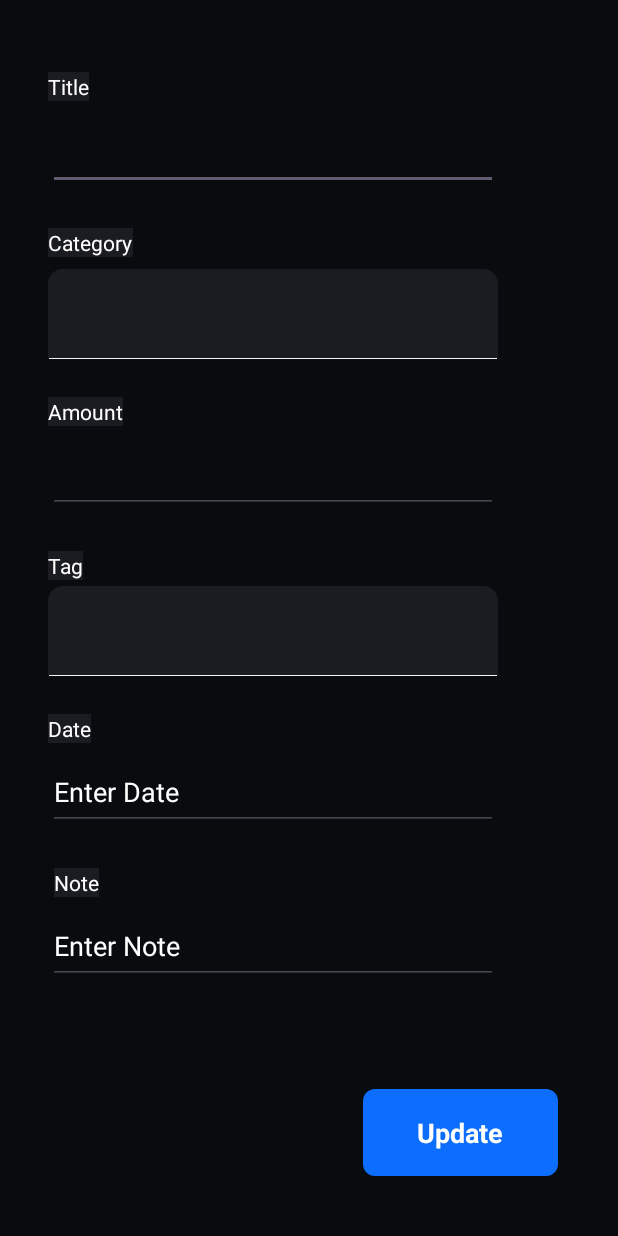
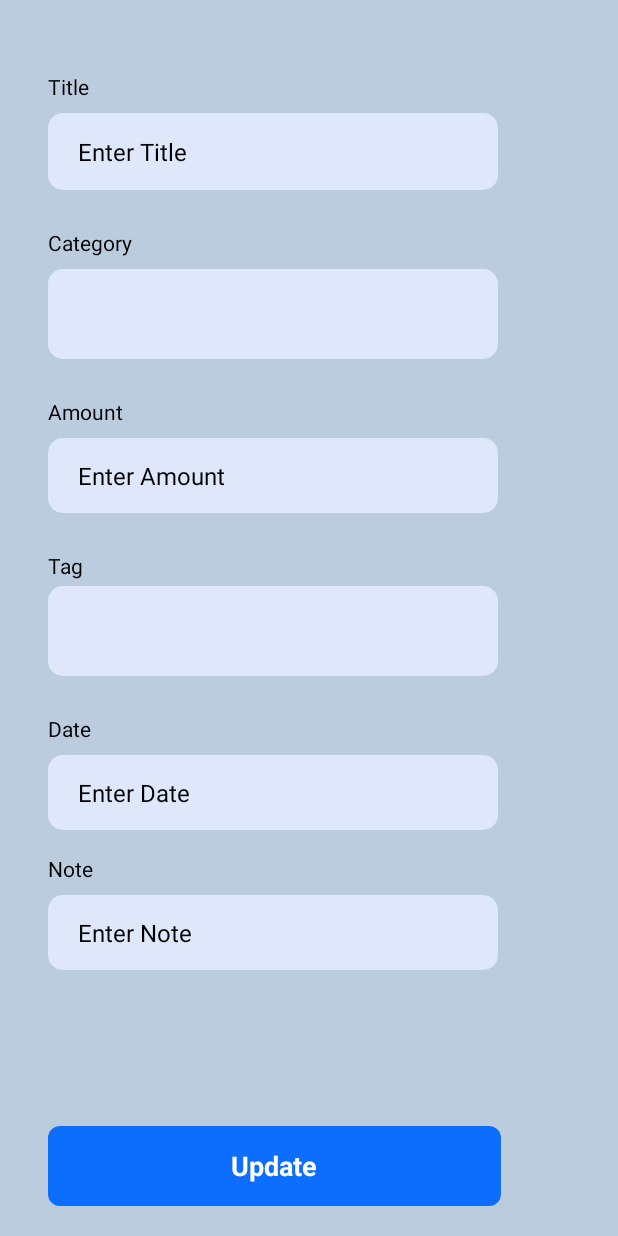
Before and after one commit to Bharath-1410/ExpenesesTrackerApp, an Android app: the ExpensesDetails screen opened directly, with no data from a screen before it, on a phone screen of 412 x 824 dp. Run offline under Robolectric (Android 15) with nearby library versions, the light colour scheme and no system bars.

Commit message:
finalized layout

```diff
--- a/app/src/main/AndroidManifest.xml
+++ b/app/src/main/AndroidManifest.xml
@@ -3,6 +3,7 @@
     xmlns:tools="http://schemas.android.com/tools" >
     <uses-permission android:name="android.permission.INTERNET" />
     <application
+        android:theme="@style/AppTheme"
         android:allowBackup="true"
         android:dataExtractionRules="@xml/data_extraction_rules"
         android:fullBackupContent="@xml/backup_rules"
@@ -10,7 +11,6 @@
         android:label="@string/app_name"
         android:roundIcon="@mipmap/ic_launcher_round"
         android:supportsRtl="true"
-        android:theme="@style/Theme.ExpenseTracker"
         tools:targetApi="31" >
         <activity
             android:name=".MainActivity"
--- a/app/src/main/java/com/example/expensetracker/CustomDropDown.java
+++ b/app/src/main/java/com/example/expensetracker/CustomDropDown.java
@@ -1,6 +1,7 @@
 package com.example.expensetracker;
 
 import android.content.Context;
+import android.graphics.Color;
 import android.view.Gravity;
 import android.view.LayoutInflater;
 import android.view.View;
@@ -10,11 +11,12 @@ import android.widget.TextView;
 
 import androidx.annotation.NonNull;
 import androidx.annotation.Nullable;
+import androidx.core.content.ContextCompat;
 
 import java.util.List;
 
 public class CustomDropDown extends ArrayAdapter<String> {
-
+    public static String color = "#000000";
     public CustomDropDown(Context context, List<String> items) {
         super(context, android.R.layout.simple_spinner_dropdown_item, items);
     }
@@ -36,7 +38,7 @@ public class CustomDropDown extends ArrayAdapter<String> {
 
         TextView textView = convertView.findViewById(android.R.id.text1);
         textView.setText(getItem(position));
-        textView.setTextColor(getContext().getResources().getColor(android.R.color.black));
+        textView.setTextColor(Color.parseColor(color));
         textView.setPadding(50,0,0,0);
         return convertView;
     }
--- a/app/src/main/res/drawable/round_edges.xml
+++ b/app/src/main/res/drawable/round_edges.xml
@@ -3,7 +3,7 @@
     <item>
         <shape android:shape="rectangle">
             <solid android:color="@color/smoke"/>
-            <corners android:radius="16dp" />
+            <corners android:radius="10dp" />
         </shape>
     </item>
 
@@ -14,7 +14,7 @@
         android:bottom="2dp">
         <shape android:shape="rectangle">
             <solid android:color="@color/smoke"/>
-            <corners android:radius="15dp" />
+            <corners android:radius="10dp" />
         </shape>
     </item>
 </layer-list>
--- a/app/src/main/res/drawable/round_shape_background.xml
+++ b/app/src/main/res/drawable/round_shape_background.xml
@@ -5,12 +5,12 @@
         <shape
             android:shape="rectangle"
             android:padding="1dp">
-            <solid android:color="#F5F5F5" />
+            <solid android:color="@color/black" />
         </shape>
     </item>
     <item android:bottom="1dp">
         <shape android:shape="rectangle">
-            <solid android:color="@color/subBackGround" />
+            <solid android:color="@color/smoke" />
             <corners
                 android:topLeftRadius="10dp"
                 android:topRightRadius="10dp" />
--- a/app/src/main/res/layout/expenses_detail_layout.xml
+++ b/app/src/main/res/layout/expenses_detail_layout.xml
@@ -4,8 +4,8 @@
     xmlns:tools="http://schemas.android.com/tools"
     android:layout_width="match_parent"
     android:layout_height="match_parent"
-    android:background="@color/charcoal"
-    android:backgroundTint="@color/charcoal">
+    android:background="@color/background"
+    android:backgroundTint="@color/background">
 
     <TextView
         android:id="@+id/expensesTitle"
@@ -13,10 +13,8 @@
         android:layout_height="wrap_content"
         android:layout_marginStart="32dp"
         android:layout_marginTop="48dp"
-        android:background="@color/subBackGround"
-        android:backgroundTint="@color/subBackGround"
         android:text="Title"
-        android:textColor="@android:color/white"
+        android:textColor="@color/textColor"
         app:layout_constraintStart_toStartOf="parent"
         app:layout_constraintTop_toTopOf="parent" />
 
@@ -26,10 +24,8 @@
         android:layout_height="wrap_content"
         android:layout_marginStart="32dp"
         android:layout_marginTop="25dp"
-        android:background="@color/subBackGround"
-        android:backgroundTint="@color/subBackGround"
         android:text="Amount"
-        android:textColor="@android:color/white"
+        android:textColor="@color/textColor"
         app:layout_constraintStart_toStartOf="parent"
         app:layout_constraintTop_toBottomOf="@+id/type" />
 
@@ -39,10 +35,8 @@
         android:layout_height="wrap_content"
         android:layout_marginStart="32dp"
         android:layout_marginTop="25dp"
-        android:background="@color/subBackGround"
-        android:backgroundTint="@color/subBackGround"
         android:text="Tag"
-        android:textColor="@android:color/white"
+        android:textColor="@color/textColor"
         app:layout_constraintStart_toStartOf="parent"
         app:layout_constraintTop_toBottomOf="@+id/amount" />
 
@@ -52,10 +46,8 @@
         android:layout_height="wrap_content"
         android:layout_marginStart="32dp"
         android:layout_marginTop="25dp"
-        android:background="@color/subBackGround"
-        android:backgroundTint="@color/subBackGround"
         android:text="Date"
-        android:textColor="@android:color/white"
+        android:textColor="@color/textColor"
         app:layout_constraintStart_toStartOf="parent"
         app:layout_constraintTop_toBottomOf="@+id/expensesTag" />
 
@@ -65,27 +57,31 @@
         android:layout_height="wrap_content"
         android:layout_marginStart="32dp"
         android:layout_marginTop="25dp"
-        android:background="@color/subBackGround"
-        android:backgroundTint="@color/subBackGround"
         android:text="Category"
-        android:textColor="@android:color/white"
+        android:textColor="@color/textColor"
         app:layout_constraintStart_toStartOf="parent"
         app:layout_constraintTop_toBottomOf="@+id/expensesName" />
 
     <EditText
         android:id="@+id/expensesName"
+        style="normal"
         android:layout_width="300dp"
         android:layout_height="51dp"
         android:layout_marginStart="32dp"
         android:layout_marginTop="8dp"
+        android:background="@drawable/round_edges"
         android:ems="10"
         android:gravity="center_vertical"
+        android:hint="Enter Title"
         android:inputType="text"
+        android:paddingLeft="20dp"
         android:text="CashBack"
-        android:textColor="@android:color/white"
-        android:textColorHighlight="@color/white"
-        android:textColorHint="@color/white"
-        android:textColorLink="@color/white"
+        android:textColor="@color/textColor"
+        android:textColorHighlight="@color/textColor"
+        android:textColorHint="@color/textColor"
+        android:textColorLink="@color/textColor"
+        android:textSize="16dp"
+        android:textStyle="normal"
         app:layout_constraintStart_toStartOf="parent"
         app:layout_constraintTop_toBottomOf="@+id/expensesTitle" />
 
@@ -95,55 +91,66 @@
         android:layout_height="60dp"
         android:layout_marginStart="32dp"
         android:layout_marginTop="8dp"
-        android:background="@drawable/round_shape_background"
-        android:popupBackground="@color/subBackGround"
+        android:background="@drawable/round_edges"
+        android:popupBackground="@color/smoke"
         app:layout_constraintStart_toStartOf="parent"
         app:layout_constraintTop_toBottomOf="@+id/textView10" />
 
     <Spinner
         android:id="@+id/expensesTag"
+        style="normal"
         android:layout_width="300dp"
         android:layout_height="60dp"
         android:layout_marginStart="32dp"
         android:layout_marginTop="4dp"
-        android:background="@drawable/round_shape_background"
-        android:popupBackground="@color/subBackGround"
+        android:background="@drawable/round_edges"
+        android:popupBackground="@color/smoke"
         app:layout_constraintStart_toStartOf="parent"
         app:layout_constraintTop_toBottomOf="@+id/textView3" />
 
     <EditText
         android:id="@+id/expenesDate"
+        style="normal"
         android:layout_width="300dp"
         android:layout_height="50dp"
         android:layout_marginStart="32dp"
         android:layout_marginTop="8dp"
+        android:background="@drawable/round_edges"
         android:ems="10"
         android:gravity="center_vertical"
         android:hint="Enter Date"
         android:inputType="text"
+        android:paddingLeft="20dp"
         android:text="Feb 5 , 2024 "
-        android:textColor="@android:color/white"
-        android:textColorHighlight="@color/white"
-        android:textColorHint="@color/white"
-        android:textColorLink="@color/white"
+        android:textColor="@color/textColor"
+        android:textColorHighlight="@color/textColor"
+        android:textColorHint="@color/textColor"
+        android:textColorLink="@color/textColor"
+        android:textSize="16dp"
+        android:textStyle="normal"
         app:layout_constraintStart_toStartOf="parent"
         app:layout_constraintTop_toBottomOf="@+id/textView11" />
 
     <EditText
         android:id="@+id/note"
+        style="normal"
         android:layout_width="300dp"
         android:layout_height="50dp"
         android:layout_marginStart="32dp"
         android:layout_marginTop="8dp"
+        android:background="@drawable/round_edges"
         android:ems="10"
         android:gravity="center_vertical"
         android:hint="Enter Note"
         android:inputType="text"
+        android:paddingLeft="20dp"
         android:text="Cashback Earned in the JustTicketsApp"
-        android:textColor="@android:color/white"
-        android:textColorHighlight="@color/white"
-        android:textColorHint="@color/white"
-        android:textColorLink="@color/white"
+        android:textColor="@color/textColor"
+        android:textColorHighlight="@color/textColor"
+        android:textColorHint="@color/textColor"
+        android:textColorLink="@color/textColor"
+        android:textSize="16dp"
+        android:textStyle="normal"
         app:layout_constraintStart_toStartOf="parent"
         app:layout_constraintTop_toBottomOf="@+id/textView" />
 
@@ -153,14 +160,19 @@
         android:layout_height="50dp"
         android:layout_marginStart="32dp"
         android:layout_marginTop="8dp"
+        android:background="@drawable/round_edges"
         android:ems="10"
         android:gravity="center_vertical"
+        android:hint="Enter Amount"
         android:inputType="number|numberSigned"
+        android:paddingLeft="20dp"
         android:text="5000"
-        android:textColor="@android:color/white"
-        android:textColorHighlight="@color/white"
-        android:textColorHint="@color/white"
-        android:textColorLink="@color/white"
+        android:textColor="@color/textColor"
+        android:textColorHighlight="@color/textColor"
+        android:textColorHint="@color/textColor"
+        android:textColorLink="@color/textColor"
+        android:textSize="16dp"
+        android:textStyle="normal"
         app:layout_constraintStart_toStartOf="parent"
         app:layout_constraintTop_toBottomOf="@+id/textView2" />
 
@@ -168,23 +180,21 @@
         android:id="@+id/textView"
         android:layout_width="wrap_content"
         android:layout_height="wrap_content"
-        android:layout_marginStart="36dp"
-        android:layout_marginTop="25dp"
-        android:background="@color/subBackGround"
-        android:backgroundTint="@color/subBackGround"
+        android:layout_marginStart="32dp"
+        android:layout_marginTop="16dp"
         android:text="Note"
-        android:textColor="@android:color/white"
+        android:textColor="@color/textColor"
         app:layout_constraintStart_toStartOf="parent"
         app:layout_constraintTop_toBottomOf="@+id/expenesDate" />
 
     <FrameLayout
-        android:layout_width="130dp"
-        android:layout_height="58dp"
-        android:layout_marginRight="40dp"
-        android:layout_marginBottom="40dp"
+        android:layout_width="302dp"
+        android:layout_height="53dp"
+        android:layout_marginStart="32dp"
+        android:layout_marginBottom="20dp"
         android:background="@drawable/round_borders"
         app:layout_constraintBottom_toBottomOf="parent"
-        app:layout_constraintEnd_toEndOf="parent">
+        app:layout_constraintStart_toStartOf="parent">
 
         <TextView
             android:id="@+id/updateTransaction"
--- a/app/src/main/res/layout/expenses_recycler_view.xml
+++ b/app/src/main/res/layout/expenses_recycler_view.xml
@@ -4,7 +4,7 @@
     xmlns:tools="http://schemas.android.com/tools"
     android:layout_width="match_parent"
     android:layout_height="wrap_content"
-    android:layout_marginBottom="3dp"
+    android:layout_marginBottom="10dp"
     android:background="@drawable/round_edges">
 
     <LinearLayout
--- a/app/src/main/res/layout/fragment_dashboard.xml
+++ b/app/src/main/res/layout/fragment_dashboard.xml
@@ -15,7 +15,7 @@
             android:id="@+id/linearLayout3"
             android:layout_width="200dp"
             android:layout_height="100dp"
-            android:layout_marginTop="5dp"
+            android:layout_marginTop="10dp"
             android:background="@drawable/round_edges"
             android:orientation="vertical"
             app:layout_constraintEnd_toEndOf="parent"
--- a/app/src/main/res/layout/fragment_expenses.xml
+++ b/app/src/main/res/layout/fragment_expenses.xml
@@ -17,7 +17,7 @@
             android:id="@+id/linearLayout6"
             android:layout_width="200dp"
             android:layout_height="100dp"
-            android:layout_marginTop="8dp"
+            android:layout_marginTop="10dp"
             android:background="@drawable/round_edges"
             android:orientation="vertical"
             app:layout_constraintEnd_toEndOf="parent"
--- a/app/src/main/res/layout/fragment_savings.xml
+++ b/app/src/main/res/layout/fragment_savings.xml
@@ -17,7 +17,7 @@
             android:id="@+id/linearLayout5"
             android:layout_width="200dp"
             android:layout_height="100dp"
-            android:layout_marginTop="8dp"
+            android:layout_marginTop="10dp"
             android:background="@drawable/round_edges"
             android:orientation="vertical"
             app:layout_constraintEnd_toEndOf="parent"
--- a/app/src/main/res/values/colors.xml
+++ b/app/src/main/res/values/colors.xml
@@ -15,7 +15,7 @@
     <color name="saving">#28BD78</color>
 <!--    <color name="background">#090c0f</color>-->
 <!--    white mode-->
-    <color name="background">#c8d7f6</color>
+    <color name="background">#BBCCDE</color>
     <color name="expense">#d44444</color>
 <!--    <color name="smoke">#1b1c22</color>-->
 <!--    white mode-->
--- a/app/src/main/res/values/style.xml
+++ b/app/src/main/res/values/style.xml
@@ -1,7 +1,7 @@
 <?xml version="1.0" encoding="utf-8"?>
 <resources>
-    <style name="AppTheme" parent="Theme.Material3.DayNight">
-
+    <style name="AppTheme" parent="Theme.AppCompat.Light.NoActionBar">
+        <item name="android:statusBarColor">@color/background</item>
     </style>
     <style name="CustomExposedDropdownMenu" parent="Widget.Material3.TextInputLayout.FilledBox.ExposedDropdownMenu">
         <item name="boxStrokeColor">@color/white</item>
```
Also changed, not shown: app/src/main/res/layout/activity_main.xml (+6 -5 lines), app/src/main/res/layout/expenses_add_floaing_button.xml (+12 -12 lines).
